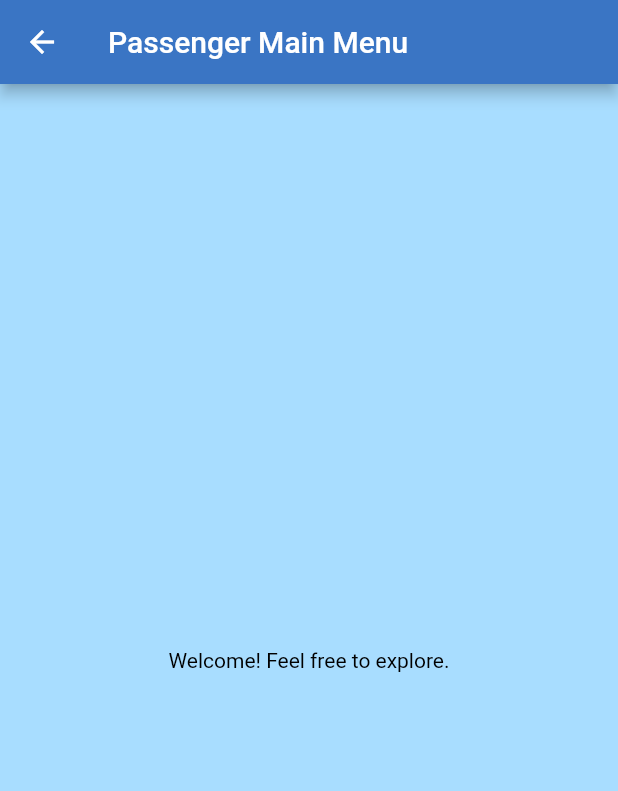
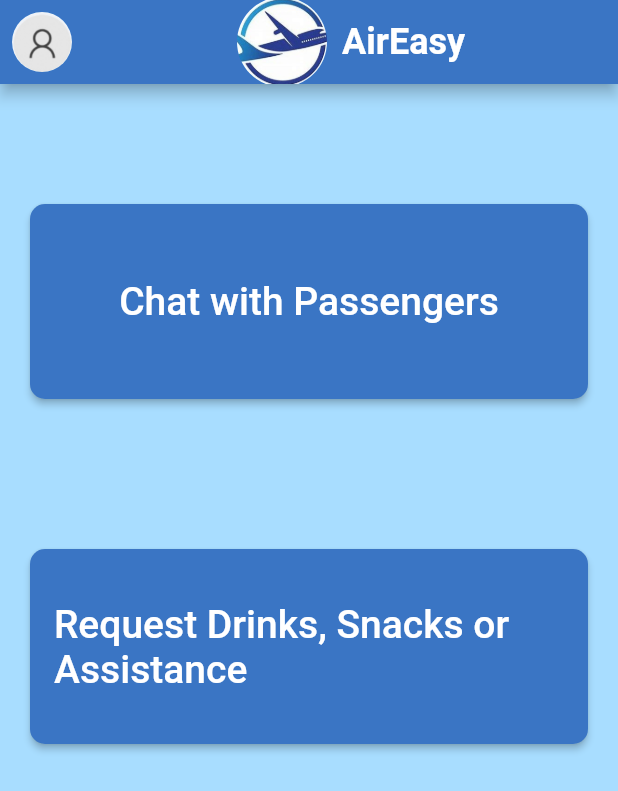
Before and after one commit to anshgupta2000/aireasy-prototype, a Flutter app: the PassengerMainMenuScreen screen opened directly, on a phone screen of 412 x 824 dp. Shown: the top 791 px of the screen. Run offline on Flutter 3.47's test engine with Material 2 defaults, Android fonts, the phone set to English and light mode, and no system bars; our stand-ins replace file_picker, intl_phone_number_input.

Commit message:
adding working code for passenger_main_menu_screen.dart

```diff
--- a/Aireasy/lib/screens/passenger/passenger_main_menu_screen.dart
+++ b/Aireasy/lib/screens/passenger/passenger_main_menu_screen.dart
@@ -1,5 +1,7 @@
 import 'package:flutter/material.dart';
-import '../login/signup_screen.dart';
+import './user_profile_screen.dart';
+import './passenger_list_screen.dart';
+import './in_flight_services_screen.dart';
 
 class PassengerMainMenuScreen extends StatefulWidget {
   const PassengerMainMenuScreen({Key? key}) : super(key: key);
@@ -10,7 +12,7 @@ class PassengerMainMenuScreen extends StatefulWidget {
 }
 
 class _PassengerMainMenuScreenState extends State<PassengerMainMenuScreen> {
-  bool _hasPNR = false;
+  bool _hasPNR = false; // make sure to set this based on PNR check
 
   @override
   void initState() {
@@ -28,21 +30,94 @@ class _PassengerMainMenuScreenState extends State<PassengerMainMenuScreen> {
   Widget build(BuildContext context) {
     return Scaffold(
       appBar: AppBar(
-        title: Text("Passenger Main Menu"),
-      ),
-      body: _hasPNR
-          ? Center(
-              child: Text("Welcome! Feel free to explore."),
-            )
-          : Center(
-              child: ElevatedButton(
-                onPressed: () => Navigator.pushReplacement(
-                  context,
-                  MaterialPageRoute(builder: (context) => SignUpScreen()),
-                ),
-                child: Text('Enter PNR to Proceed'),
+        title: const Row(
+          mainAxisAlignment: MainAxisAlignment.center,
+          children: [
+            CircleAvatar(
+              radius: 30, // Adjusted to fit in AppBar
+              backgroundImage: AssetImage('assets/logo.jpeg'),
+            ),
+            SizedBox(width: 10),
+            Text(
+              'AirEasy',
+              style: TextStyle(
+                fontSize: 24,
+                fontWeight: FontWeight.bold,
               ),
             ),
+          ],
+        ),
+        leading: IconButton(
+          icon: const CircleAvatar(
+            backgroundImage: AssetImage(
+                'assets/blank_profile.png'), // replace with user profile picture if exists
+          ),
+          onPressed: () => Navigator.push(
+            context,
+            MaterialPageRoute(
+                builder: (context) =>
+                    UserProfileScreen()), // Removed 'const' here
+          ),
+        ),
+        centerTitle: true,
+      ),
+      body: Padding(
+        padding: const EdgeInsets.all(20.0),
+        child: SingleChildScrollView(
+          child: Column(
+            children: [
+              const SizedBox(height: 60),
+              SizedBox(
+                width: double.infinity,
+                height: 130,
+                child: ElevatedButton(
+                  style: ElevatedButton.styleFrom(
+                    shape: RoundedRectangleBorder(
+                      borderRadius: BorderRadius.circular(10),
+                    ),
+                  ),
+                  onPressed: _hasPNR
+                      ? () => Navigator.push(
+                            context,
+                            MaterialPageRoute(
+                                builder: (context) =>
+                                    const PassengerListScreen()),
+                          )
+                      : null, // disable button if no PNR
+                  child: const Text(
+                    'Chat with Passengers',
+                    style: TextStyle(fontSize: 26),
+                  ),
+                ),
+              ),
+              const SizedBox(height: 100),
+              SizedBox(
+                width: double.infinity,
+                height: 130,
+                child: ElevatedButton(
+                  style: ElevatedButton.styleFrom(
+                    shape: RoundedRectangleBorder(
+                      borderRadius: BorderRadius.circular(10),
+                    ),
+                  ),
+                  onPressed: _hasPNR
+                      ? () => Navigator.push(
+                            context,
+                            MaterialPageRoute(
+                                builder: (context) =>
+                                    const InFlightServicesScreen()),
+                          )
+                      : null, // disable button if no PNR
+                  child: const Text(
+                    'Request Drinks, Snacks or Assistance',
+                    style: TextStyle(fontSize: 26),
+                  ),
+                ),
+              ),
+            ],
+          ),
+        ),
+      ),
     );
   }
 }
```
